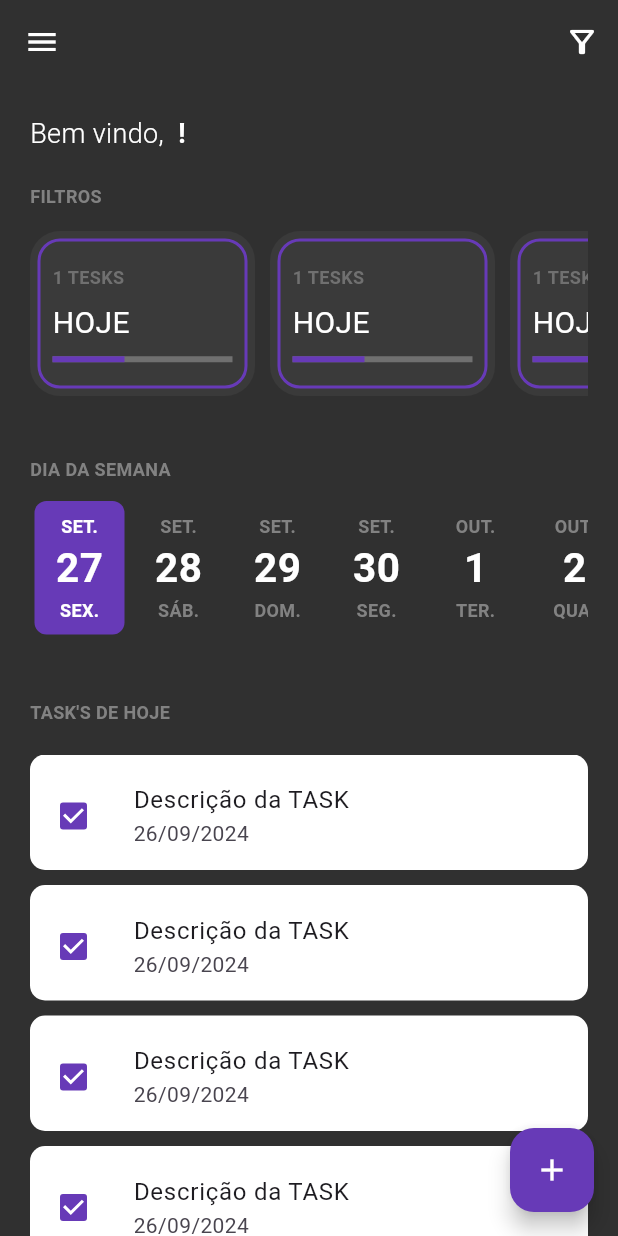
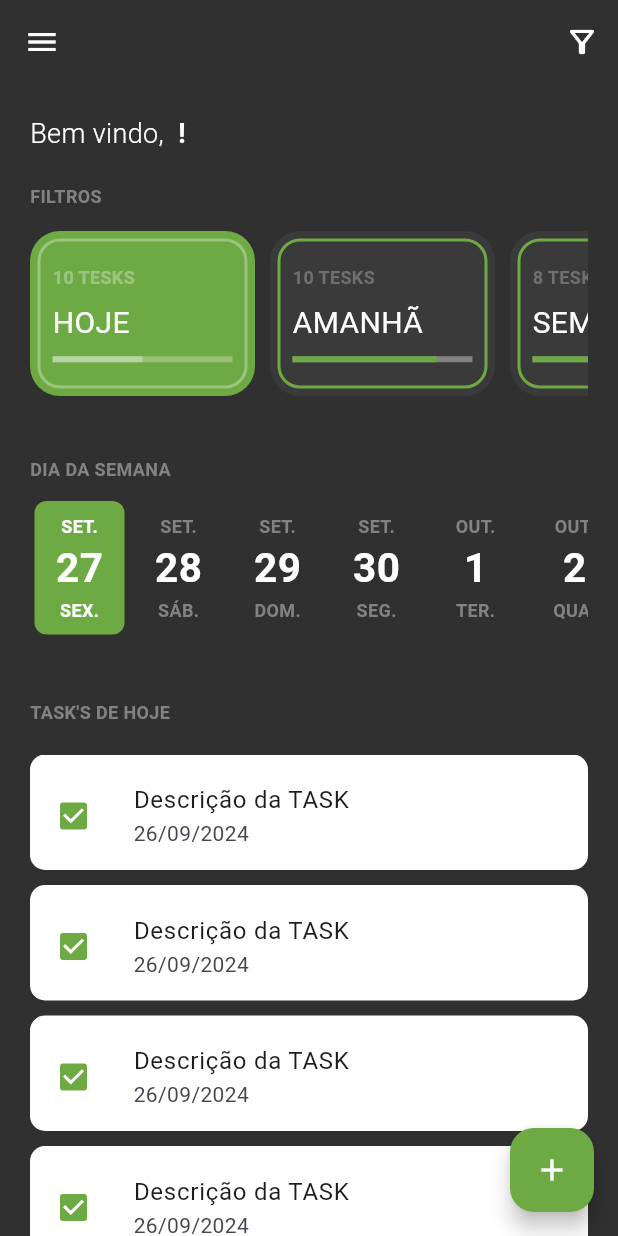
Before and after one commit to jmalvino/AppTudoList, a Flutter app: the screen it shows once a user with an empty profile is signed in, on a phone screen of 412 x 824 dp. Run offline on Flutter 3.47's test engine with Material 3 defaults, Android fonts, the light colour scheme and no system bars; drawn by our look-alikes of date_picker_timeline; our stand-ins replace firebase_auth, firebase_core, google_sign_in, nested, sqflite and 2 more; missing offline and left inert: dart:ffi, flutter_overlay_loader, validatorless; accounts and stored records are empty; network calls fail.

Commit message:
Busaca de Tasks

```diff
--- /dev/null
+++ b/lib/app/models/enuns/task_filter_enum.dart
@@ -0,0 +1,5 @@
+enum TaskFilterEnum {
+  today,
+  tomorrow,
+  week,
+}
--- /dev/null
+++ b/lib/app/models/total_task_model.dart
@@ -0,0 +1,9 @@
+class TotalTaskModel {
+  final int totalTask;
+  final int? totalTaskFinish;
+
+  TotalTaskModel({
+    required this.totalTask,
+    this.totalTaskFinish,
+  });
+}
--- /dev/null
+++ b/lib/app/modules/home/home_controller.dart
@@ -0,0 +1,7 @@
+import 'package:app_tudo_list/app/core/notifier/default_change_notifier.dart';
+import 'package:app_tudo_list/app/models/enuns/task_filter_enum.dart';
+
+class HomeController extends DefaultChangeNotifier{
+  TaskFilterEnum filterSelected = TaskFilterEnum.today;
+
+}
--- a/lib/app/modules/home/home_module.dart
+++ b/lib/app/modules/home/home_module.dart
@@ -1,12 +1,18 @@
 import 'package:app_tudo_list/app/core/modules/todo_list_module.dart';
+import 'package:app_tudo_list/app/modules/home/home_controller.dart';
 import 'package:app_tudo_list/app/modules/home/home_page.dart';
+import 'package:provider/provider.dart';
 
 class HomeModule extends TodoListModule {
   HomeModule()
       : super(
-          // bindings: [],
+          bindings: [
+            ChangeNotifierProvider(
+              create: (context) => HomeController(),
+            ),
+          ],
           routers: {
-            '/home' : (context) => HomePage(),
+            '/home': (context) => HomePage(),
           },
         );
 }
--- a/lib/app/modules/home/widgets/home_filter.dart
+++ b/lib/app/modules/home/widgets/home_filter.dart
@@ -1,6 +1,10 @@
+import 'package:app_tudo_list/app/models/enuns/task_filter_enum.dart';
+import 'package:app_tudo_list/app/models/total_task_model.dart';
+import 'package:app_tudo_list/app/modules/home/home_controller.dart';
 import 'package:app_tudo_list/app/modules/home/widgets/todo_card_filter.dart';
 import 'package:app_tudo_list/global/app_color.dart';
 import 'package:flutter/material.dart';
+import 'package:provider/provider.dart';
 
 class HomeFilter extends StatelessWidget {
   final AppColors appColors;
@@ -25,9 +29,27 @@ class HomeFilter extends StatelessWidget {
           scrollDirection: Axis.horizontal,
           child: Row(
             children: [
-              TodoCardFilter(appColors: appColors),
-              TodoCardFilter(appColors: appColors),
-              TodoCardFilter(appColors: appColors),
+              TodoCardFilter(
+                appColors: appColors,
+                label: 'HOJE',
+                taskFilter: TaskFilterEnum.today,
+                totalTaskModel: TotalTaskModel(totalTask: 10, totalTaskFinish: 5),
+                selected: context.select<HomeController, TaskFilterEnum>((value) => value.filterSelected) == TaskFilterEnum.today,
+              ),
+              TodoCardFilter(
+                appColors: appColors,
+                label: 'AMANHÃ',
+                taskFilter: TaskFilterEnum.tomorrow,
+                totalTaskModel: TotalTaskModel(totalTask: 10, totalTaskFinish: 8),
+                selected: context.select<HomeController, TaskFilterEnum>((value) => value.filterSelected) == TaskFilterEnum.tomorrow,
+              ),
+              TodoCardFilter(
+                appColors: appColors,
+                label: 'SEMANA',
+                taskFilter: TaskFilterEnum.week,
+                totalTaskModel: TotalTaskModel(totalTask: 8, totalTaskFinish: 5),
+                selected: context.select<HomeController, TaskFilterEnum>((value) => value.filterSelected) == TaskFilterEnum.week,
+              ),
             ],
           ),
         ),
--- a/lib/app/modules/home/widgets/todo_card_filter.dart
+++ b/lib/app/modules/home/widgets/todo_card_filter.dart
@@ -1,14 +1,31 @@
+import 'dart:ffi';
+
+import 'package:app_tudo_list/app/models/enuns/task_filter_enum.dart';
+import 'package:app_tudo_list/app/models/total_task_model.dart';
 import 'package:app_tudo_list/global/app_color.dart';
 import 'package:flutter/material.dart';
 
 class TodoCardFilter extends StatelessWidget {
   final AppColors appColors;
+  final String label;
+  final TaskFilterEnum taskFilter;
+  final TotalTaskModel? totalTaskModel;
+  final bool selected;
 
-  const TodoCardFilter({super.key, required this.appColors});
+  const TodoCardFilter({
+    super.key,
+    required this.appColors,
+    required this.label,
+    required this.taskFilter,
+    this.totalTaskModel,
+    required this.selected,
+  });
 
   @override
   Widget build(BuildContext context) {
-    var textStyle = TextStyle(fontWeight: FontWeight.w600, fontSize: 12, color: appColors.secondColor);
+    var textStyle = selected
+        ? TextStyle(fontWeight: FontWeight.w600, fontSize: 12, color: Colors.white.withAlpha(80))
+        : TextStyle(fontWeight: FontWeight.w600, fontSize: 12, color: appColors.secondColor);
     return Container(
       margin: const EdgeInsets.only(right: 10),
       constraints: const BoxConstraints(
@@ -17,7 +34,7 @@ class TodoCardFilter extends StatelessWidget {
       ),
       decoration: BoxDecoration(
         borderRadius: BorderRadius.circular(20),
-        color: appColors.tetrialColor.withAlpha(30),
+        color: selected ? appColors.corPrimaria : appColors.tetrialColor.withAlpha(30),
       ),
       child: Padding(
         padding: const EdgeInsets.all(5),
@@ -27,7 +44,7 @@ class TodoCardFilter extends StatelessWidget {
           decoration: BoxDecoration(
             borderRadius: BorderRadius.circular(15),
             color: Colors.transparent,
-            border: Border.all(color: appColors.corPrimaria, width: 2),
+            border: Border.all(color: selected ? Colors.white.withAlpha(80) : appColors.corPrimaria, width: 2),
           ),
           child: Padding(
             padding: const EdgeInsets.all(8.0),
@@ -35,18 +52,27 @@ class TodoCardFilter extends StatelessWidget {
               crossAxisAlignment: CrossAxisAlignment.start,
               mainAxisAlignment: MainAxisAlignment.spaceEvenly,
               children: [
-                Text('1 TESKS', style: textStyle),
+                Text('${totalTaskModel?.totalTask ?? 0} TESKS', style: textStyle),
                 Text(
-                  'HOJE',
+                  label,
                   style: TextStyle(
-                    color: appColors.colorTextField,
+                    color: selected ? Colors.white :appColors.colorTextField,
                     fontSize: 20,
                   ),
                 ),
-                LinearProgressIndicator(
-                  backgroundColor: appColors.secondColor,
-                  valueColor: AlwaysStoppedAnimation<Color>(appColors.corPrimaria),
-                  value: 0.4,
+                TweenAnimationBuilder<double>(
+                  tween: Tween(
+                    end: _getPercentFinish(),
+                    begin: 0.0,
+                  ),
+                  duration: const Duration(seconds: 1),
+                  builder: (context, value, child) {
+                    return LinearProgressIndicator(
+                      value: value,
+                      backgroundColor: selected ? Colors.white.withAlpha(70) : appColors.tetrialColor,
+                      valueColor: AlwaysStoppedAnimation<Color>(selected ? Colors.white.withAlpha(80) : appColors.corPrimaria),
+                    );
+                  },
                 ),
               ],
             ),
@@ -55,4 +81,16 @@ class TodoCardFilter extends StatelessWidget {
       ),
     );
   }
+
+  double _getPercentFinish() {
+    final total = totalTaskModel?.totalTask ?? 0.0;
+    final totalFinish = totalTaskModel?.totalTaskFinish ?? 0.1;
+
+    if (total == 0) {
+      return 0;
+    }
+    final percent = (totalFinish * 100) / total;
+
+    return percent / 100;
+  }
 }
--- a/lib/app/modules/tasks/widgets/calendar_button.dart
+++ b/lib/app/modules/tasks/widgets/calendar_button.dart
@@ -14,8 +14,8 @@ class CalendarButton extends StatelessWidget {
       borderRadius: BorderRadius.circular(15),
       onTap: () async {
         var lastDate = DateTime.now();
-        var firstDate = lastDate.add(
-          const Duration(days: -15 * 365),
+        var firstDate = lastDate.subtract(
+          const Duration(days: 15 * 365),
         );
         lastDate = lastDate.add(
           const Duration(days: 15 * 365),
--- a/lib/app/repositories/tasks/task_repository.dart
+++ b/lib/app/repositories/tasks/task_repository.dart
@@ -1,3 +1,6 @@
+import 'package:app_tudo_list/app/models/task_model.dart';
+
 abstract class TaskRepository {
   Future<void> save(DateTime date, String description);
+  Future<List<TaskModel>> findByPeriod(DateTime start, DateTime end);
 }
```
Also changed, not shown: lib/app/models/task_model.dart (added, +22 -0 lines), lib/app/models/week_task_model.dart (added, +13 -0 lines), lib/app/repositories/tasks/task_repository_implements.dart (+23 -0 lines), lib/app/services/tasks/tasks_service.dart (+7 -0 lines), lib/app/services/tasks/tasks_service_implements.dart (+28 -0 lines), lib/global/app_color.dart (+4 -3 lines).
